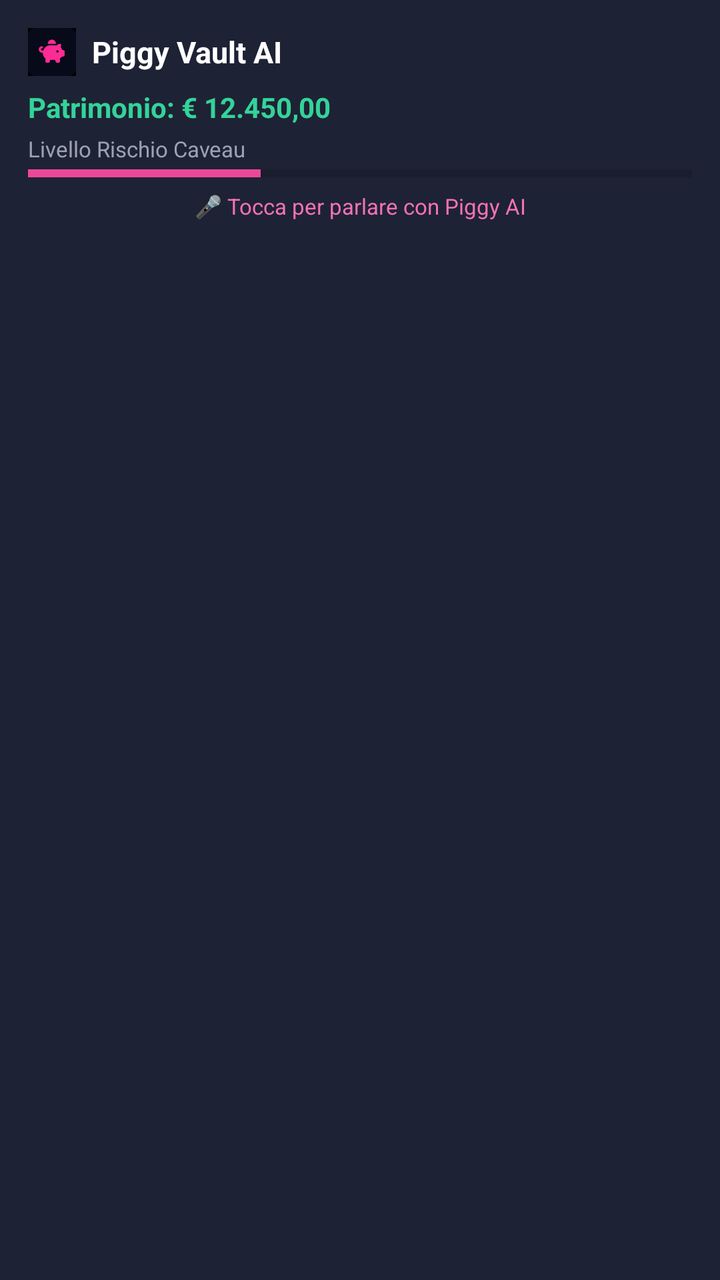
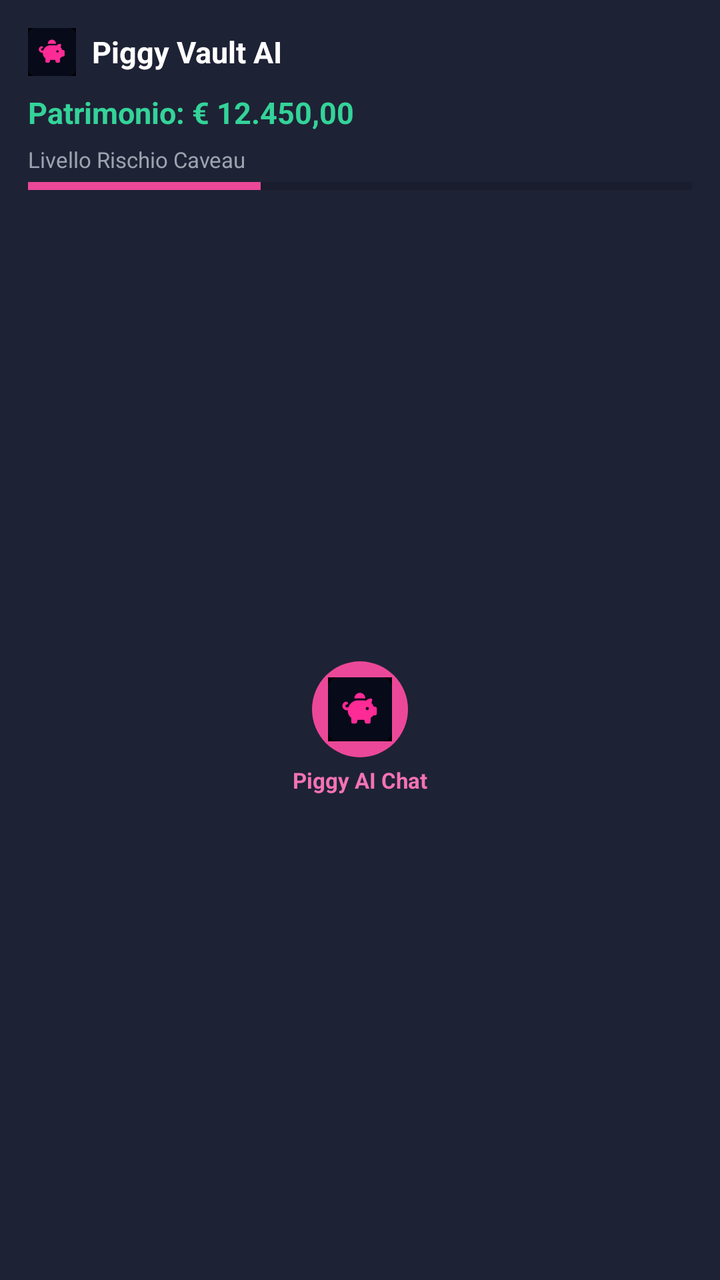

Two renders of the same Android screen: before a commit and after it. Below are the layout's source before the change and the commit's diff.
<!-- AndroidManifest.xml: fallback theme Theme.MaterialComponents.DayNight.NoActionBar -->
<!-- res/layout/piggy_widget_layout.xml -->
<?xml version="1.0" encoding="utf-8"?>
<LinearLayout xmlns:android="http://schemas.android.com/apk/res/android"
    android:layout_width="match_parent"
    android:layout_height="match_parent"
    android:orientation="vertical"
    android:background="#1E2235"
    android:padding="14dp">

    <LinearLayout
        android:layout_width="match_parent"
        android:layout_height="wrap_content"
        android:orientation="horizontal"
        android:gravity="center_vertical">
        <ImageView
            android:layout_width="24dp"
            android:layout_height="24dp"
            android:src="@mipmap/ic_launcher" />
        <TextView
            android:layout_width="wrap_content"
            android:layout_height="wrap_content"
            android:text="Piggy Vault AI"
            android:textColor="#FFFFFF"
            android:textSize="15sp"
            android:textStyle="bold"
            android:layout_marginStart="8dp" />
    </LinearLayout>

    <TextView
        android:id="@+id/widget_patrimonio"
        android:layout_width="match_parent"
        android:layout_height="wrap_content"
        android:text="Patrimonio: € 12.450,00"
        android:textColor="#34D399"
        android:textSize="14sp"
        android:textStyle="bold"
        android:layout_marginTop="6dp" />

    <TextView
        android:layout_width="wrap_content"
        android:layout_height="wrap_content"
        android:text="Livello Rischio Caveau"
        android:textColor="#9CA3AF"
        android:textSize="11sp"
        android:layout_marginTop="4dp" />

    <ProgressBar
        android:id="@+id/widget_risk_progress"
        style="?android:attr/progressBarStyleHorizontal"
        android:layout_width="match_parent"
        android:layout_height="6dp"
        android:progress="35"
        android:progressTint="#EC4899"
        android:backgroundTint="#374151"
        android:layout_marginTop="2dp" />

    <TextView
        android:layout_width="match_parent"
        android:layout_height="wrap_content"
        android:text="🎤 Tocca per parlare con Piggy AI"
        android:textColor="#F472B6"
        android:textSize="11sp"
        android:layout_marginTop="6dp"
        android:gravity="center" />
</LinearLayout>
<!-- resources referenced by this layout -->
<resources>
  <!-- mipmap ic_launcher: png bitmap (mipmap-hdpi, 3632 bytes) -->
</resources>

<!-- the commit's change to res/layout/piggy_widget_layout.xml (unified diff, before → after) -->
@@ -31,9 +31,9 @@
         android:layout_height="wrap_content"
         android:text="Patrimonio: € 12.450,00"
         android:textColor="#34D399"
-        android:textSize="14sp"
+        android:textSize="15sp"
         android:textStyle="bold"
-        android:layout_marginTop="6dp" />
+        android:layout_marginTop="8dp" />
 
     <TextView
         android:layout_width="wrap_content"
@@ -41,7 +41,7 @@
         android:text="Livello Rischio Caveau"
         android:textColor="#9CA3AF"
         android:textSize="11sp"
-        android:layout_marginTop="4dp" />
+        android:layout_marginTop="6dp" />
 
     <ProgressBar
         android:id="@+id/widget_risk_progress"
@@ -51,14 +51,33 @@
         android:progress="35"
         android:progressTint="#EC4899"
         android:backgroundTint="#374151"
-        android:layout_marginTop="2dp" />
+        android:layout_marginTop="3dp" />
 
-    <TextView
+    <LinearLayout
         android:layout_width="match_parent"
-        android:layout_height="wrap_content"
-        android:text="🎤 Tocca per parlare con Piggy AI"
-        android:textColor="#F472B6"
-        android:textSize="11sp"
-        android:layout_marginTop="6dp"
-        android:gravity="center" />
+        android:layout_height="0dp"
+        android:layout_weight="1"
+        android:orientation="vertical"
+        android:gravity="center"
+        android:layout_marginTop="6dp">
+
+        <ImageView
+            android:id="@+id/widget_piggy_btn"
+            android:layout_width="48dp"
+            android:layout_height="48dp"
+            android:src="@mipmap/ic_launcher"
+            android:background="@drawable/circle_pink_bg"
+            android:padding="8dp"
+            android:scaleType="fitCenter" />
+
+        <TextView
+            android:layout_width="wrap_content"
+            android:layout_height="wrap_content"
+            android:text="Piggy AI Chat"
+            android:textColor="#F472B6"
+            android:textSize="11sp"
+            android:textStyle="bold"
+            android:layout_marginTop="4dp" />
+    </LinearLayout>
+
 </LinearLayout>
<!-- resource entries referenced after the edit -->
@@ -1,5 +1,10 @@
 <!-- resources referenced by this layout -->
 <resources>
+  <!-- drawable circle_pink_bg (drawable) -->
+  <?xml version="1.0" encoding="utf-8"?>
+  <shape xmlns:android="http://schemas.android.com/apk/res/android" android:shape="oval">
+      <solid android:color="#EC4899" />
+  </shape>
   <!-- mipmap ic_launcher: png bitmap (mipmap-hdpi, 3632 bytes) -->
 </resources>
 
